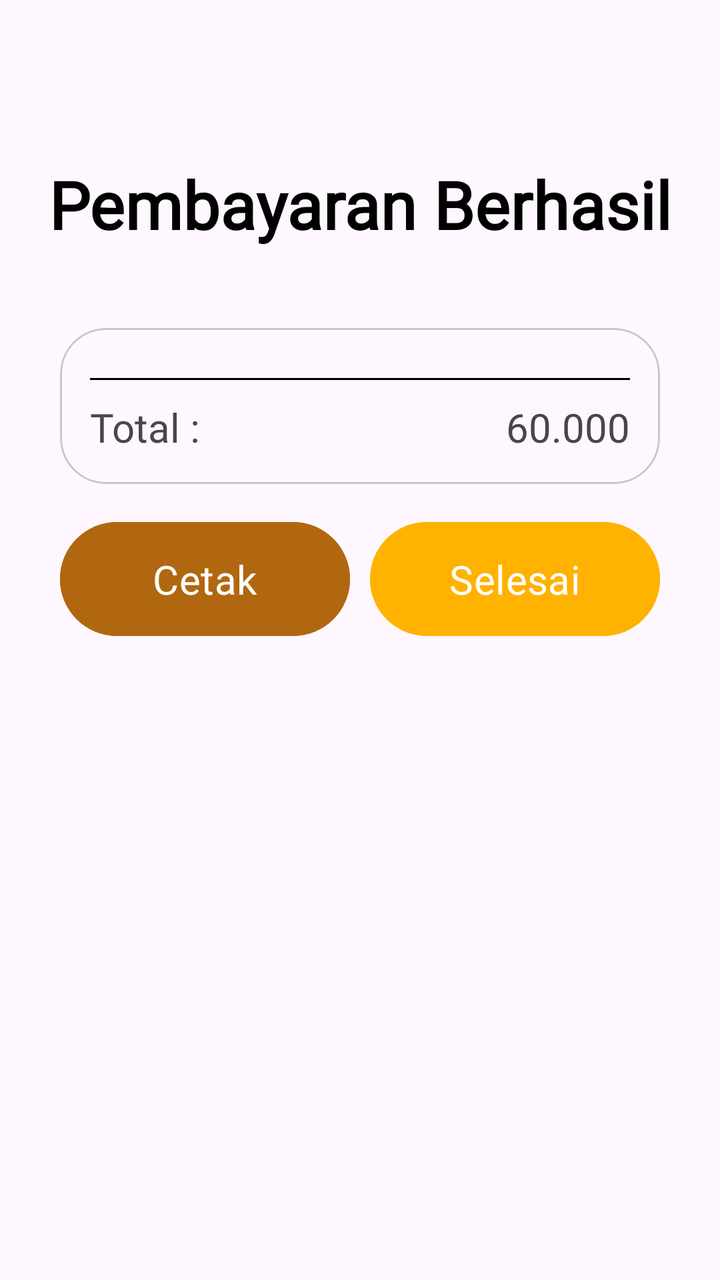
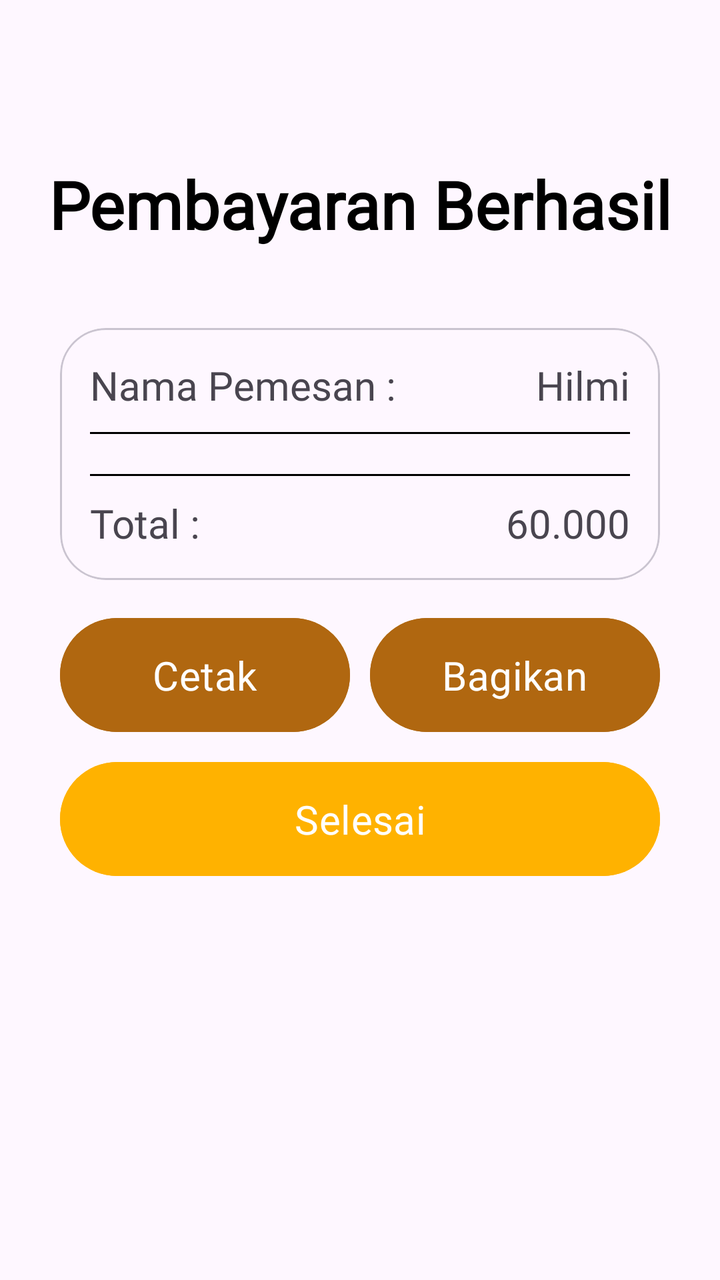

Screens rendered from an Android XML layout before and after an edit, with the pre-edit source and the edit as a unified diff.
<!-- AndroidManifest.xml: application theme Theme.ProjekPenjualanHilmi -->
<!-- res/layout/activity_nota.xml -->
<?xml version="1.0" encoding="utf-8"?>
<androidx.constraintlayout.widget.ConstraintLayout xmlns:android="http://schemas.android.com/apk/res/android"
    xmlns:app="http://schemas.android.com/apk/res-auto"
    xmlns:tools="http://schemas.android.com/tools"
    android:id="@+id/main"
    android:layout_width="match_parent"
    android:layout_height="match_parent"
    tools:context=".transaksi.Nota">

    <TextView
        android:layout_width="wrap_content"
        android:layout_height="wrap_content"
        android:text="Pembayaran Berhasil"
        android:id="@+id/tvPembayaranBerhasil"
        app:layout_constraintStart_toStartOf="parent"
        app:layout_constraintEnd_toEndOf="parent"
        android:fontFamily="@font/alata"
        android:textStyle="bold"
        android:textSize="33sp"
        android:layout_marginTop="80dp"
        app:layout_constraintTop_toTopOf="parent"
        android:textColor="@color/black"/>

    <com.google.android.material.card.MaterialCardView
        android:id="@+id/cvNota"
        android:layout_width="match_parent"
        android:layout_height="wrap_content"
        app:layout_constraintStart_toStartOf="parent"
        app:layout_constraintEnd_toEndOf="parent"
        android:layout_marginStart="30dp"
        app:cardCornerRadius="23dp"
        app:layout_constraintTop_toBottomOf="@id/tvPembayaranBerhasil"
        android:layout_marginTop="40dp"
        android:layout_marginEnd="30dp"
        android:textColorHint="@color/black">

        <LinearLayout
            android:layout_width="match_parent"
            android:layout_height="wrap_content"
            android:orientation="vertical"
            android:padding="15dp">

            <LinearLayout
                android:id="@+id/llItemSummary"
                android:layout_width="match_parent"
                android:layout_height="wrap_content"
                android:orientation="vertical">
                
            </LinearLayout>

            <View
                android:layout_width="match_parent"
                android:layout_height="1dp"
                android:background="@color/black"
                android:layout_marginVertical="10dp"/>

            <RelativeLayout
                android:layout_width="match_parent"
                android:layout_height="wrap_content">

                <TextView
                    android:layout_width="wrap_content"
                    android:layout_height="wrap_content"
                    android:text="Total : "
                    android:textSize="20sp"
                    android:layout_alignParentStart="true"
                    android:fontFamily="@font/alata"/>

                <TextView
                    android:id="@+id/tvTotalHarga"
                    android:layout_width="wrap_content"
                    android:layout_height="wrap_content"
                    android:text="60.000"
                    android:layout_alignParentEnd="true"
                    android:textSize="20sp"
                    android:fontFamily="@font/alata"/>

            </RelativeLayout>

        </LinearLayout>

    </com.google.android.material.card.MaterialCardView>

    <com.google.android.material.button.MaterialButton
        android:layout_width="0dp"
        android:layout_height="65dp"
        android:text="Cetak"
        android:id="@+id/btnCetak"
        android:textSize="20sp"
        app:layout_constraintStart_toStartOf="parent"
        app:layout_constraintTop_toBottomOf="@id/cvNota"
        app:layout_constraintEnd_toStartOf="@id/btnSelesai"
        android:backgroundTint="#B06710"
        android:fontFamily="@font/alata"
        android:layout_marginTop="15dp"
        android:layout_marginEnd="5dp"
        android:layout_marginStart="30dp"/>

    <com.google.android.material.button.MaterialButton
        android:layout_width="0dp"
        android:layout_height="65dp"
        android:text="Selesai"
        android:id="@+id/btnSelesai"
        app:layout_constraintTop_toBottomOf="@id/cvNota"
        android:textSize="20sp"
        app:layout_constraintStart_toEndOf="@id/btnCetak"
        app:layout_constraintEnd_toEndOf="parent"
        android:backgroundTint="#FFB200"
        android:fontFamily="@font/alata"
        android:layout_marginTop="15dp"
        android:layout_marginStart="5dp"
        android:layout_marginEnd="30dp"/>

</androidx.constraintlayout.widget.ConstraintLayout>
<!-- resources referenced by this layout -->
<resources>
  <color name="black">#FF000000</color>
  <style name="Theme.ProjekPenjualanHilmi" parent="Base.Theme.ProjekPenjualanHilmi" />
  <style name="Base.Theme.ProjekPenjualanHilmi" parent="Theme.Material3.Light.NoActionBar">
          
          
      </style>
</resources>

<!-- the commit's change to res/layout/activity_nota.xml (unified diff, before → after) -->
@@ -39,6 +39,35 @@
             android:layout_height="wrap_content"
             android:orientation="vertical"
             android:padding="15dp">
+
+            <RelativeLayout
+                android:layout_width="match_parent"
+                android:layout_height="wrap_content">
+
+                <TextView
+                    android:layout_width="wrap_content"
+                    android:layout_height="wrap_content"
+                    android:text="Nama Pemesan : "
+                    android:textSize="20sp"
+                    android:layout_alignParentStart="true"
+                    android:fontFamily="@font/alata"/>
+
+                <TextView
+                    android:id="@+id/tvNama"
+                    android:layout_width="wrap_content"
+                    android:layout_height="wrap_content"
+                    android:text="Hilmi"
+                    android:layout_alignParentEnd="true"
+                    android:textSize="20sp"
+                    android:fontFamily="@font/alata"/>
+
+            </RelativeLayout>
+
+            <View
+                android:layout_width="match_parent"
+                android:layout_height="1dp"
+                android:background="@color/black"
+                android:layout_marginVertical="10dp"/>
 
             <LinearLayout
                 android:id="@+id/llItemSummary"
@@ -89,7 +118,7 @@
         android:textSize="20sp"
         app:layout_constraintStart_toStartOf="parent"
         app:layout_constraintTop_toBottomOf="@id/cvNota"
-        app:layout_constraintEnd_toStartOf="@id/btnSelesai"
+        app:layout_constraintEnd_toStartOf="@id/btnBagikan"
         android:backgroundTint="#B06710"
         android:fontFamily="@font/alata"
         android:layout_marginTop="15dp"
@@ -99,16 +128,31 @@
     <com.google.android.material.button.MaterialButton
         android:layout_width="0dp"
         android:layout_height="65dp"
-        android:text="Selesai"
-        android:id="@+id/btnSelesai"
+        android:text="Bagikan"
+        android:id="@+id/btnBagikan"
         app:layout_constraintTop_toBottomOf="@id/cvNota"
         android:textSize="20sp"
         app:layout_constraintStart_toEndOf="@id/btnCetak"
         app:layout_constraintEnd_toEndOf="parent"
-        android:backgroundTint="#FFB200"
+        android:backgroundTint="#B06710"
         android:fontFamily="@font/alata"
         android:layout_marginTop="15dp"
         android:layout_marginStart="5dp"
         android:layout_marginEnd="30dp"/>
 
+    <com.google.android.material.button.MaterialButton
+        android:layout_width="match_parent"
+        android:layout_height="65dp"
+        android:text="Selesai"
+        android:id="@+id/btnSelesai"
+        app:layout_constraintTop_toBottomOf="@id/btnCetak"
+        android:textSize="20sp"
+        app:layout_constraintStart_toStartOf="parent"
+        app:layout_constraintEnd_toEndOf="parent"
+        android:backgroundTint="#FFB200"
+        android:fontFamily="@font/alata"
+        android:layout_marginTop="7dp"
+        android:layout_marginStart="30dp"
+        android:layout_marginEnd="30dp"/>
+
 </androidx.constraintlayout.widget.ConstraintLayout>
